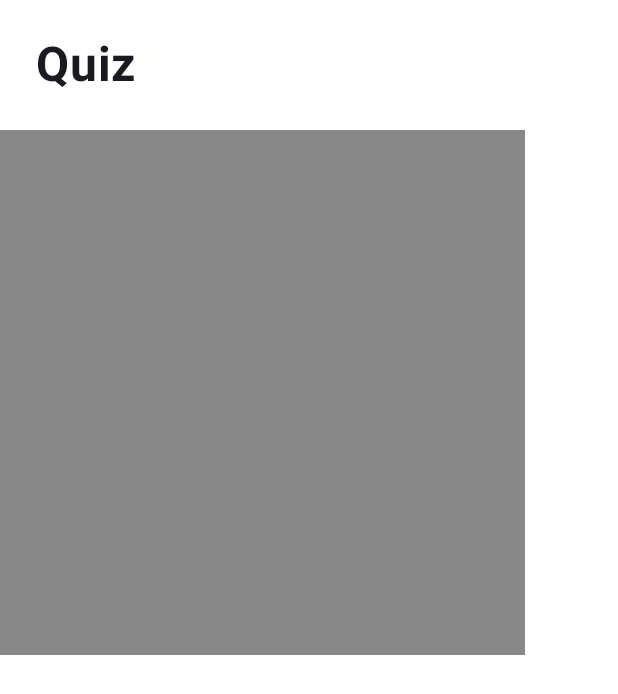
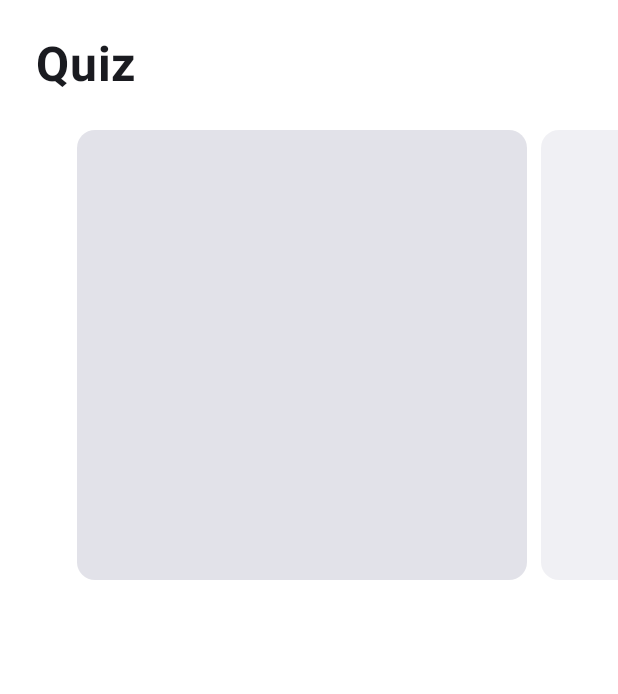
Before and after one commit to manjees/MuMu, an Android app built with Jetpack Compose: the screen it shows after launch (MainActivity), on a phone screen of 412 x 824 dp. Shown: the top 694 px of the screen. Run offline under Robolectric (Android 15) with nearby library versions, the phone set to English and light mode, and no system bars; our stand-ins replace Dagger/Hilt's generated code.

```diff
--- a/feature/splash/src/main/java/com/manjee/splash/SplashScreen.kt
+++ b/feature/splash/src/main/java/com/manjee/splash/SplashScreen.kt
@@ -6,20 +6,29 @@ import androidx.compose.foundation.ExperimentalFoundationApi
 import androidx.compose.foundation.background
 import androidx.compose.foundation.layout.Box
 import androidx.compose.foundation.layout.Column
+import androidx.compose.foundation.layout.PaddingValues
 import androidx.compose.foundation.layout.fillMaxSize
 import androidx.compose.foundation.layout.padding
 import androidx.compose.foundation.layout.size
 import androidx.compose.foundation.pager.HorizontalPager
+import androidx.compose.foundation.pager.PageSize
 import androidx.compose.foundation.pager.rememberPagerState
+import androidx.compose.material3.Card
 import androidx.compose.material3.Text
 import androidx.compose.runtime.Composable
+import androidx.compose.ui.Alignment
 import androidx.compose.ui.Modifier
 import androidx.compose.ui.graphics.Color
+import androidx.compose.ui.graphics.graphicsLayer
+import androidx.compose.ui.graphics.lerp
+import androidx.compose.ui.platform.LocalConfiguration
 import androidx.compose.ui.text.font.FontWeight
 import androidx.compose.ui.tooling.preview.Preview
 import androidx.compose.ui.unit.dp
 import androidx.compose.ui.unit.sp
+import androidx.compose.ui.util.lerp
 import com.manjee.designsystem.ui.Yellow40
+import kotlin.math.absoluteValue
 
 @Composable
 fun SplashRoute() {
@@ -28,7 +37,8 @@ fun SplashRoute() {
 
 @Composable
 internal fun SplashScreen() {
-    val pagerState = rememberPagerState(0, pageCount = { 4 })
+    val configuration = LocalConfiguration.current
+    val pagerState = rememberPagerState(0, pageCount = { 10 })
 
     Column(
         modifier = Modifier
@@ -42,24 +52,26 @@ internal fun SplashScreen() {
             fontSize = 32.sp
         )
         HorizontalPager(
-            state = pagerState
+            state = pagerState,
+            contentPadding = PaddingValues(horizontal = configuration.screenWidthDp.dp / 8),
         ) {
-            if (it != 3) {
-                Box(
-                    modifier = Modifier
-                        .size(350.dp)
-                        .background(Color.Gray)
-                ) {
+            Card(
+                Modifier
+                    .size(300.dp)
+                    .graphicsLayer {
+                        val pageOffset = (
+                                (pagerState.currentPage - it) + pagerState
+                                    .currentPageOffsetFraction
+                                ).absoluteValue
 
-                }
-            } else {
-                Box(
-                    modifier = Modifier
-                        .size(350.dp)
-                        .background(Yellow40)
-                ) {
-
-                }
+                        alpha = lerp(
+                            start = 0.5f,
+                            stop = 1f,
+                            fraction = 1f - pageOffset.coerceIn(0f, 1f)
+                        )
+                    }
+            ) {
+                // Card content
             }
         }
     }
```
